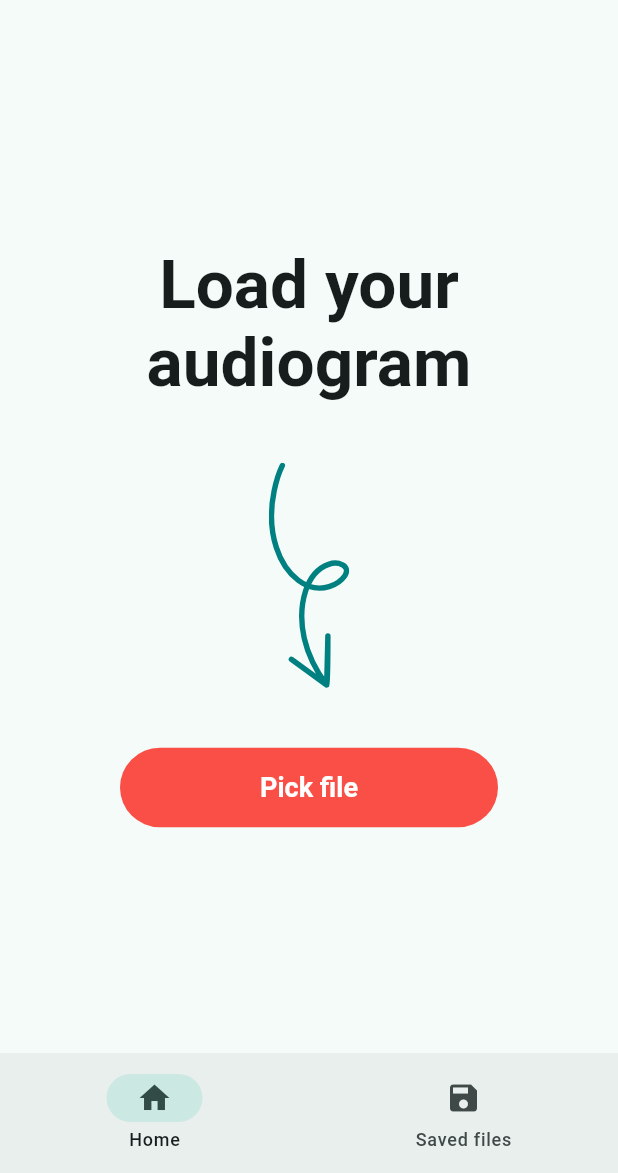
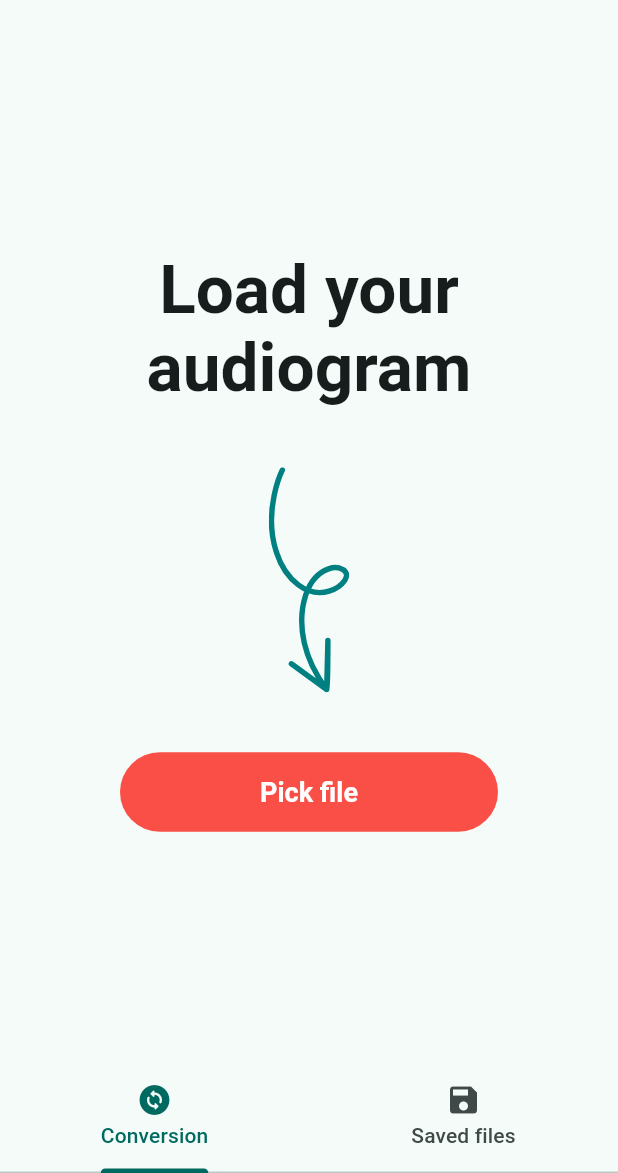
Before and after one commit to HearMate/hear-mate-app, a Flutter app: the EchoParseHomePage screen opened by its route, on a phone screen of 412 x 824 dp, the part 63-1236 px from its top. Run offline on Flutter 3.47's test engine with Material 3 defaults, Android fonts, the phone set to English and light mode, and no system bars; our stand-ins replace audioplayers, bloc, file_picker, fl_chart, flutter_bloc, fpdart and 2 more; accounts and stored records are empty; generated files the repository leaves out were written again.

Commit message:
Refactor EchoParseHomePage to use tabs for navigation and modularize UI components into separate widgets

```diff
--- a/lib/modules/echo_parse/screens/echo_parse_home_page/echo_parse_home_page.dart
+++ b/lib/modules/echo_parse/screens/echo_parse_home_page/echo_parse_home_page.dart
@@ -3,9 +3,15 @@ import 'package:flutter_bloc/flutter_bloc.dart';
 import 'package:hear_mate_app/modules/echo_parse/blocs/echo_parse_bloc.dart';
 import 'package:hear_mate_app/widgets/hm_app_bar.dart';
 import 'package:flutter_gen/gen_l10n/app_localizations.dart';
-import 'package:hear_mate_app/widgets/saved_file_item.dart';
 import 'package:hm_theme/hm_theme.dart';
 import 'package:lottie/lottie.dart';
+
+part 'widgets/navigation_bar.dart';
+part 'widgets/upload_section.dart';
+part 'widgets/saved_file_item.dart';
+part 'widgets/saved_file_section.dart';
+part 'widgets/upload_tab.dart';
+part 'widgets/saved_files_tab.dart';
 
 class EchoParseHomePage extends StatelessWidget {
   const EchoParseHomePage({super.key});
@@ -13,145 +19,23 @@ class EchoParseHomePage extends StatelessWidget {
   @override
   Widget build(BuildContext context) {
     final langLoc = AppLocalizations.of(context)!;
-    return BlocBuilder<EchoParseBloc, EchoParseState>(
-      builder: (context, state) {
-        return Scaffold(
+
+    return DefaultTabController(
+      length: 2, // Number of tabs
+      child: Scaffold(
         appBar: HMAppBar(
           title: langLoc.echoparse_upload_appbarTitle,
-
           route: ModalRoute.of(context)?.settings.name ?? "",
         ),
-          bottomNavigationBar: NavigationBar(
-            destinations: [
-              NavigationDestination(
-                icon: Icon(Icons.home, semanticLabel: 'Home icon'),
-                label: 'Home',
-              ),
-              NavigationDestination(
-                icon: Icon(Icons.save),
-                label: 'Saved files',
-              ),
-            ],
-            selectedIndex: state.navigationDestinationSelected,
-            onDestinationSelected: (destination) {
-              context.read<EchoParseBloc>().add(
-                EchoParseNavigationDestinationSelected(
-                  destination: destination,
-                ),
-              );
-            },
-          ),
-          body: SizedBox(
-            width: double.infinity,
-            child: Center(
-              child: SingleChildScrollView(
-                child: Padding(
-                  padding: EdgeInsets.symmetric(horizontal: 32.0),
-                  child: Column(
-                    children: [
-                      if (state.navigationDestinationSelected == 0)
-                        Column(
-                          children: [
-                            if (!state.nextFile)
-                              Column(
-                                children: [
-                                  Container(
-                                    padding: EdgeInsets.all(16),
-                                    decoration: BoxDecoration(
-                                      borderRadius: BorderRadius.circular(20),
-                                    ),
-                                    child: state.image != null
-                                        ? Image.memory(state.image!)
-                                        : SizedBox(), // Or a placeholder
-                                  ),
-                                  SizedBox(height: 48),
-
-                                  FilledButton(
-                                    onPressed: () {
-                                      context.read<EchoParseBloc>().add(
-                                        EchoParseUploadAudiogramFileToServerEvent(),
-                                      );
-                                      Navigator.pushNamed(
-                                        context,
-                                        '/echo_parse/conversion_results',
-                                      );
-                                    },
-                                    child: Text(
-                                      langLoc.echoparse_upload_buttonUpload,
-                                    ),
-                                  ),
+        bottomNavigationBar: const TabBar(
+          tabs: [
+            //TODO: Add language support
+            Tab(icon: Icon(Icons.change_circle_rounded), text: 'Conversion'),
+            Tab(icon: Icon(Icons.save), text: 'Saved files'),
           ],
         ),
-
-                            if (state.nextFile)
-                              Column(
-                                children: [
-                                  Text(
-                                    langLoc.echoparse_upload_headerUpload,
-                                    textAlign: TextAlign.center,
-                                    style:
-                                        Theme.of(
-                                          context,
-                                        ).textTheme.displayMedium,
+        body: const TabBarView(children: [_UploadTab(), _SavedFilesTab()]),
       ),
-                                  SizedBox(height: 40),
-                                  Lottie.asset(
-                                    "assets/lotties/echoparse_arrow_upload.json",
-                                    height: 150,
-                                  ),
-                                  SizedBox(height: 32),
-                                ],
-                              ),
-                            SizedBox(height: 8),
-                            FilledButton(
-                              style: attentionFilledButtonStyle(
-                                Theme.of(context).colorScheme,
-                              ),
-                              onPressed: () {
-                                context.read<EchoParseBloc>().add(
-                                  EchoParseChooseAudiogramFileEvent(),
-                                );
-                              },
-                              child: Text(langLoc.echoparse_upload_buttonPick),
-                            ),
-                          ],
-                        ),
-                      if (state.navigationDestinationSelected == 1)
-                        Column(
-                          children: [
-                            Lottie.asset(
-                              "assets/lotties/saved.json",
-                              width: 200,
-                            ),
-                            Text(
-                              langLoc.echoparse_upload_savedFilesHeader,
-                              textAlign: TextAlign.center,
-                              style: Theme.of(context).textTheme.displayMedium,
-                            ),
-                            SizedBox(height: 48),
-                            SavedFileItem(
-                              name:
-                                  "Krystyna Pawłowicz", // TODO: Implement state management for saved files.
-                              savedDate:
-                                  "10:30, 18 maja 2025", // TODO: As above.
-                            ),
-                            SizedBox(height: 16),
-                            SavedFileItem(
-                              name:
-                                  "Jarosław Jakimowicz", // TODO: Implement state management for saved files.
-                              savedDate:
-                                  "12:48, 12 grudnia 2025", // TODO: As above.
-                            ),
-                          ],
-                        ),
-                    ],
-                  ),
-                ),
-              ),
-            ),
-          ),
-        );
-      },
     );
   }
 }
--- /dev/null
+++ b/lib/modules/echo_parse/screens/echo_parse_home_page/widgets/upload_section.dart
@@ -0,0 +1,63 @@
+part of '../echo_parse_home_page.dart';
+
+class _UploadSection extends StatelessWidget {
+  final EchoParseState state;
+
+  const _UploadSection({required this.state});
+
+  @override
+  Widget build(BuildContext context) {
+    final langLoc = AppLocalizations.of(context)!;
+    final theme = Theme.of(context);
+
+    return Column(
+      children: [
+        if (!state.nextFile) ...[
+          if (state.image != null)
+            Container(
+              padding: const EdgeInsets.all(16),
+              decoration: BoxDecoration(
+                borderRadius: BorderRadius.circular(20),
+              ),
+              child: Image.memory(state.image!),
+            ),
+          const SizedBox(height: 48),
+          FilledButton(
+            onPressed: () {
+              context.read<EchoParseBloc>().add(
+                    EchoParseUploadAudiogramFileToServerEvent(),
+                  );
+              Navigator.pushNamed(
+                context,
+                '/echo_parse/conversion_results',
+              );
+            },
+            child: Text(langLoc.echoparse_upload_buttonUpload),
+          ),
+        ] else ...[
+          Text(
+            langLoc.echoparse_upload_headerUpload,
+            textAlign: TextAlign.center,
+            style: theme.textTheme.displayMedium,
+          ),
+          const SizedBox(height: 40),
+          Lottie.asset(
+            "assets/lotties/echoparse_arrow_upload.json",
+            height: 150,
+          ),
+          const SizedBox(height: 32),
+        ],
+        const SizedBox(height: 8),
+        FilledButton(
+          style: attentionFilledButtonStyle(theme.colorScheme),
+          onPressed: () {
+            context.read<EchoParseBloc>().add(
+                  EchoParseChooseAudiogramFileEvent(),
+                );
+          },
+          child: Text(langLoc.echoparse_upload_buttonPick),
+        ),
+      ],
+    );
+  }
+}
--- /dev/null
+++ b/lib/modules/echo_parse/screens/echo_parse_home_page/widgets/upload_tab.dart
@@ -0,0 +1,21 @@
+part of '../echo_parse_home_page.dart';
+
+class _UploadTab extends StatelessWidget {
+  const _UploadTab();
+
+  @override
+  Widget build(BuildContext context) {
+    return BlocBuilder<EchoParseBloc, EchoParseState>(
+      builder: (context, state) {
+        return Center(
+          child: SingleChildScrollView(
+            child: Padding(
+              padding: const EdgeInsets.symmetric(horizontal: 32.0),
+              child: _UploadSection(state: state),
+            ),
+          ),
+        );
+      },
+    );
+  }
+}
```
Also changed, not shown: lib/modules/echo_parse/screens/echo_parse_home_page/widgets/navigation_bar.dart (added, +23 -0 lines), lib/modules/echo_parse/screens/echo_parse_home_page/widgets/saved_file_item.dart (renamed from lib/widgets/saved_file_item.dart, +3 -6 lines), lib/modules/echo_parse/screens/echo_parse_home_page/widgets/saved_file_section.dart (added, +32 -0 lines), lib/modules/echo_parse/screens/echo_parse_home_page/widgets/saved_files_tab.dart (added, +17 -0 lines). Lines whose indentation alone changed are shown as unchanged.
